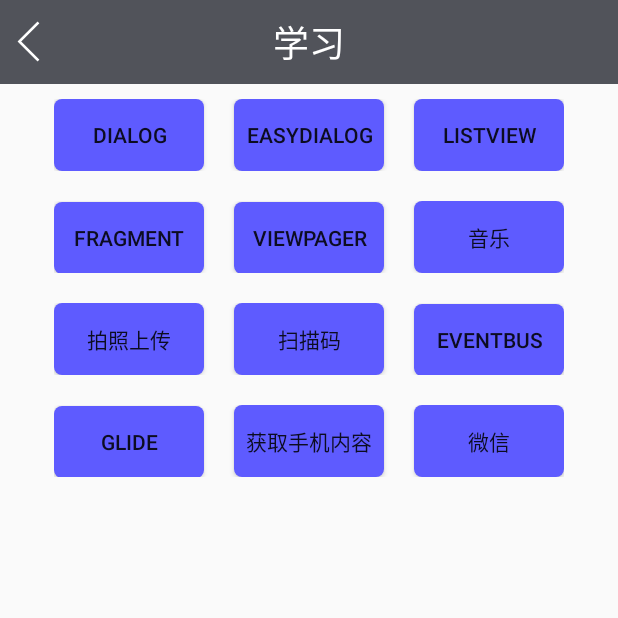
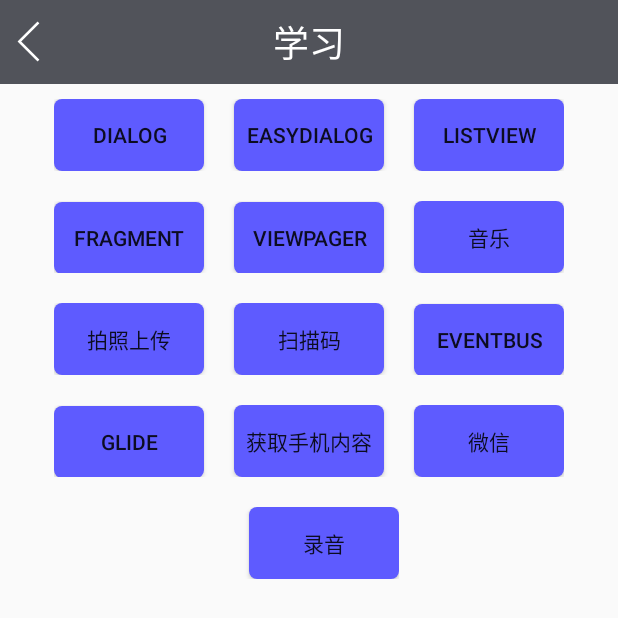
Before and after one commit to TDaz-9/MyLife, an Android app: the screen it shows after launch (MainActivity), after a tap on "学习", on a phone screen of 412 x 824 dp. Shown: the top 618 px of the screen. Run offline under Robolectric (Android 15) with nearby library versions, the phone set to English and light mode, and no system bars.

Commit message:
android 录音功能提交

```diff
--- a/app/src/main/AndroidManifest.xml
+++ b/app/src/main/AndroidManifest.xml
@@ -14,8 +14,11 @@
     <uses-permission android:name="android.permission.CHANGE_WIFI_STATE"/>
     <!-- 用于读取手机当前的状态-->
     <uses-permission android:name="android.permission.READ_PHONE_STATE"/>
+
     <!-- 写入扩展存储，向扩展卡写入数据，用于写入离线定位数据-->
     <uses-permission android:name="android.permission.WRITE_EXTERNAL_STORAGE"/>
+    <uses-permission android:name="android.permission.RECORD_AUDIO"/>
+
     <!-- 访问网络，网络定位需要上网-->
     <uses-permission android:name="android.permission.INTERNET"/>
     <!-- SD卡读取权限，用户写入离线定位数据-->
@@ -91,6 +94,7 @@
 
         <activity android:name=".ui.activity.wxapi.WXEntryActivity"
             android:exported="true"/>
+        <activity android:name=".ui.activity.LuYinActivity" />
 
     </application>
 
--- a/app/src/main/java/com/example/administrator/mylife/MainActivity.java
+++ b/app/src/main/java/com/example/administrator/mylife/MainActivity.java
@@ -9,6 +9,7 @@ import android.widget.Toast;
 
 import com.example.administrator.mylife.tool.NavBar;
 import com.example.administrator.mylife.ui.activity.ImageShowActivity;
+import com.example.administrator.mylife.ui.activity.LuYinActivity;
 import com.example.administrator.mylife.ui.activity.MusicActivity;
 import com.example.administrator.mylife.ui.activity.RecyclerViewTest;
 import com.example.administrator.mylife.ui.activity.TestEventBusActivity;
@@ -22,6 +23,7 @@ import com.example.administrator.mylife.util.CustomDialog;
 
 import static com.example.administrator.mylife.R.id.caiming_et;
 import static com.example.administrator.mylife.R.id.glide_btn;
+import static com.example.administrator.mylife.R.id.start;
 
 public class MainActivity extends Activity implements View.OnClickListener {
     private Button dialogBtn;
@@ -33,6 +35,7 @@ public class MainActivity extends Activity implements View.OnClickListener {
     private Button musicButton;
     private Button getPhone;
     private Button wxBtn;
+    private Button lyBtn;
     private CustomDialog errorDialog;
     private CustomDialog easyDialog;
 
@@ -85,6 +88,10 @@ public class MainActivity extends Activity implements View.OnClickListener {
         // 微信开发
         wxBtn = (Button) findViewById(R.id.wx_btn);
         wxBtn.setOnClickListener(this);
+
+        // 录音
+        lyBtn = (Button) findViewById(R.id.ly_btn);
+        lyBtn.setOnClickListener(this);
 
         // glide学习
         Button glideBtn = (Button) findViewById(glide_btn);
@@ -178,6 +185,11 @@ public class MainActivity extends Activity implements View.OnClickListener {
                 startActivity(intentWx);
                 break;
 
+            // 录制音频
+            case R.id.ly_btn:
+                Intent intentLy = new Intent(this, LuYinActivity.class);
+                startActivity(intentLy);
+
             default:
                 break;
         }
--- a/app/src/main/res/layout/activity_mains.xml
+++ b/app/src/main/res/layout/activity_mains.xml
@@ -12,6 +12,7 @@
     <ScrollView
         android:layout_width="match_parent"
         android:layout_height="match_parent">
+
         <LinearLayout
             android:layout_width="match_parent"
             android:layout_height="wrap_content"
@@ -144,6 +145,23 @@
                     android:text="微信" />
 
             </LinearLayout>
+            <LinearLayout
+                android:layout_width="wrap_content"
+                android:layout_height="wrap_content"
+                android:layout_gravity="center"
+                android:layout_marginTop="20dp"
+                android:orientation="horizontal">
+
+
+                <Button
+                    android:id="@+id/ly_btn"
+                    android:layout_width="100dp"
+                    android:layout_height="wrap_content"
+                    android:layout_marginLeft="20dp"
+                    android:background="@drawable/yuanjiao"
+                    android:text="录音" />
+
+            </LinearLayout>
         </LinearLayout>
     </ScrollView>
 </LinearLayout>
--- a/app/src/main/res/values/strings.xml
+++ b/app/src/main/res/values/strings.xml
@@ -31,4 +31,7 @@
     <string name="close">关闭</string>
     <string name="ocr_look_pdf">查看PDF文件</string>
 
+    <string name="go">正在录制........</string>
+    <string name="start">按住说话</string>
+
 </resources>
--- a/build.gradle
+++ b/build.gradle
@@ -5,7 +5,7 @@ buildscript {
         jcenter()
     }
     dependencies {
-        classpath 'com.android.tools.build:gradle:2.2.2'
+        classpath 'com.android.tools.build:gradle:3.0.1'
 
         // NOTE: Do not place your application dependencies here; they belong
         // in the individual module build.gradle files
--- a/gradle.properties
+++ b/gradle.properties
@@ -16,3 +16,4 @@
 systemProp.http.proxyHost=192.168.1.8
 org.gradle.jvmargs=-Xmx1536m
 systemProp.http.proxyPort=1080
+android.enableAapt2=false
```
Also changed, not shown: app/src/main/java/com/example/administrator/mylife/ui/activity/LuYinActivity.java (added, +212 -0 lines), app/src/main/res/layout/activity_ly.xml (added, +16 -0 lines), gradle/wrapper/gradle-wrapper.properties. Lines whose indentation alone changed are shown as unchanged.
